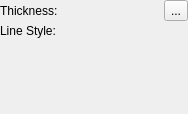
This is libs/ui/widgets/KoStrokeConfigWidget.ui in KDE/krita as Qt 5 draws it before an edit. The edited form follows.
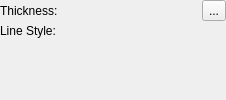
This is the edited form. Custom widgets are drawn as their Qt base class.

Diff of the .ui file:
```diff
--- a/libs/ui/widgets/KoStrokeConfigWidget.ui
+++ b/libs/ui/widgets/KoStrokeConfigWidget.ui
@@ -6,8 +6,8 @@
    <rect>
     <x>0</x>
     <y>0</y>
-    <width>188</width>
-    <height>114</height>
+    <width>226</width>
+    <height>100</height>
    </rect>
   </property>
   <layout class="QVBoxLayout" name="verticalLayout">
```
Left out of the diff: 2 changed lines with no effect on the pictures.
